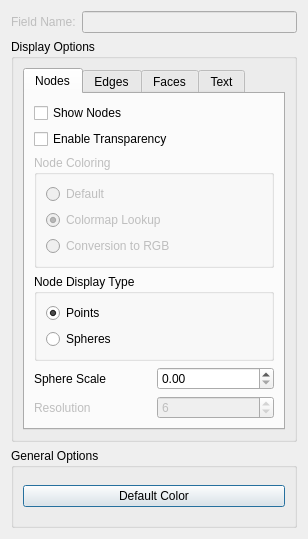
Qt form src/Interface/Modules/Visualization/ShowField.ui (SCIInstitute/SCIRun) before a commit.
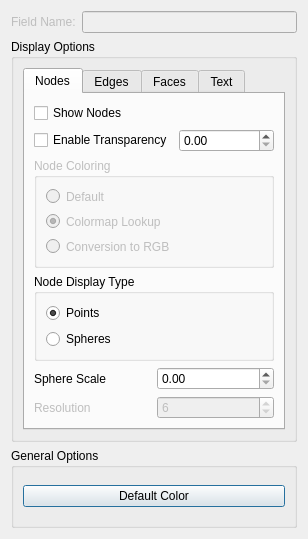
The same form after that commit. The open tabs and pages were chosen to show the change.

Commit message: added transparency value to nodes (0.0-1.0). Also discovered how to get geometry to refresh in the renderer. any new changes must be added to 'uniqueID'

```diff
--- a/src/Interface/Modules/Visualization/ShowField.ui
+++ b/src/Interface/Modules/Visualization/ShowField.ui
@@ -53,9 +53,10 @@
       <string>Display Options</string>
      </property>
      <layout class="QGridLayout" name="gridLayout">
+      <item row="1" column="0">
+       <layout class="QVBoxLayout" name="verticalLayout"/>
+      </item>
       <item row="0" column="0">
-       <layout class="QVBoxLayout" name="verticalLayout">
-        <item>
          <widget class="QTabWidget" name="displayOptionsTabs_">
           <property name="minimumSize">
            <size>
@@ -75,8 +76,6 @@
            </attribute>
            <layout class="QVBoxLayout" name="verticalLayout_7">
             <item>
-             <layout class="QVBoxLayout" name="verticalLayout_5">
-              <item>
                <widget class="QCheckBox" name="showNodesCheckBox_">
                 <property name="enabled">
                  <bool>true</bool>
@@ -93,6 +92,11 @@
                </widget>
               </item>
               <item>
+           <layout class="QHBoxLayout" name="horizontalLayout_6">
+            <property name="bottomMargin">
+             <number>0</number>
+            </property>
+            <item>
                <widget class="QCheckBox" name="enableTransparencyNodesCheckBox_">
                 <property name="enabled">
                  <bool>true</bool>
@@ -103,10 +107,21 @@
                </widget>
               </item>
               <item>
+             <widget class="QDoubleSpinBox" name="nodeTransparencyDoubleSpinBox_"/>
+            </item>
+           </layout>
+          </item>
+          <item>
                <widget class="QGroupBox" name="groupBox_3">
                 <property name="enabled">
                  <bool>false</bool>
                 </property>
+            <property name="minimumSize">
+             <size>
+              <width>0</width>
+              <height>90</height>
+             </size>
+            </property>
                 <property name="title">
                  <string>Node Coloring</string>
                 </property>
@@ -171,6 +186,8 @@
                </widget>
               </item>
               <item>
+           <layout class="QVBoxLayout" name="verticalLayout_5">
+            <item>
                <layout class="QHBoxLayout" name="horizontalLayout_3">
                 <item>
                  <widget class="QLabel" name="label_4">
@@ -614,8 +631,6 @@
            </widget>
           </widget>
          </widget>
-        </item>
-       </layout>
       </item>
      </layout>
     </widget>
```
Left out of the diff: 20 changed lines with no effect on the pictures. Lines whose indentation alone changed are shown as unchanged. The commit also changes 2 other files.
